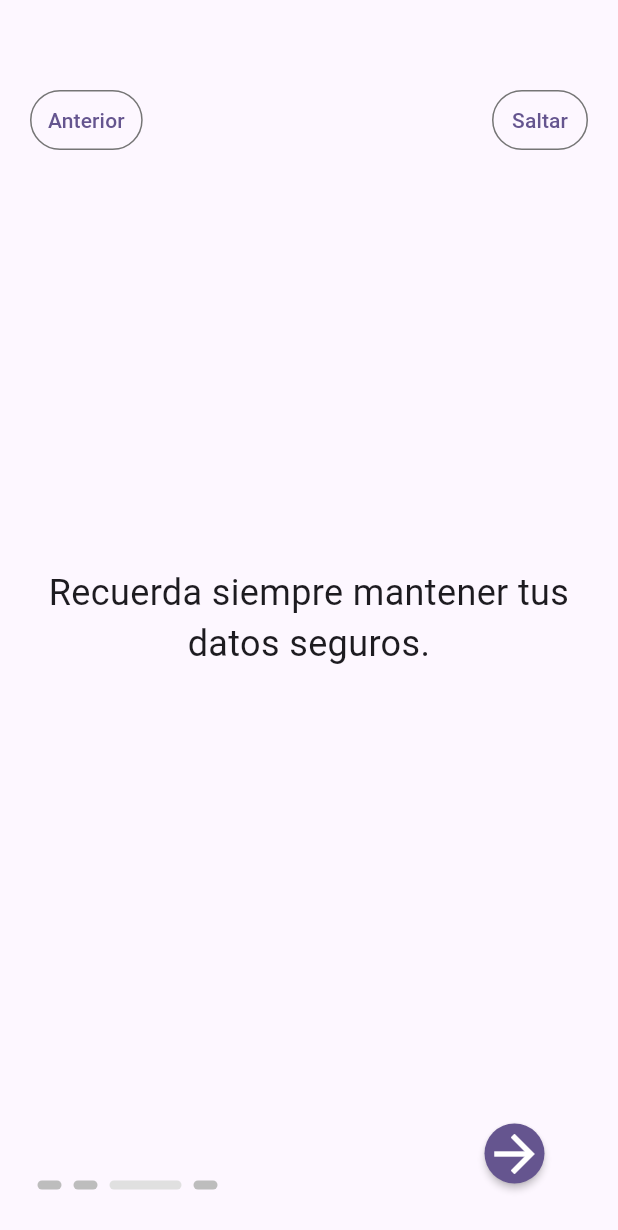
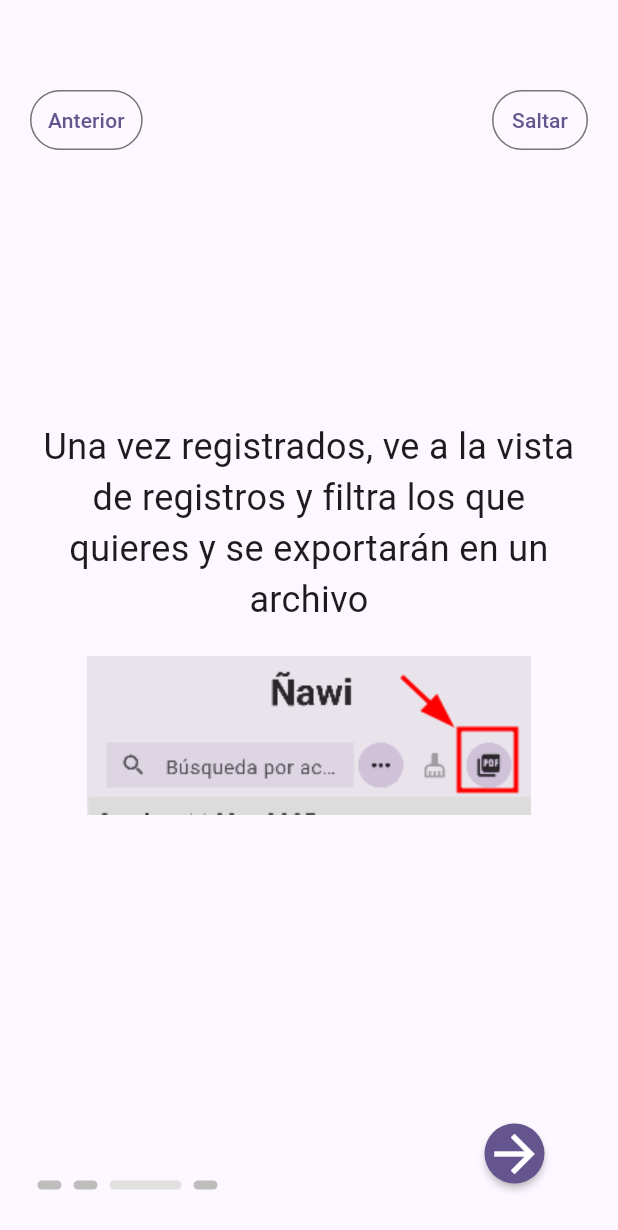
Before and after one commit to 4dominic888/NawiApp, a Flutter app: the screen it shows after launch, swiped to page 3, on a phone screen of 412 x 824 dp. Shown: the top 1230 px of the screen. Run offline on Flutter 3.47's test engine with Material 3 defaults, Android fonts, the phone set to English and light mode, and no system bars; drawn by our look-alikes of overlay_support, smooth_page_indicator; our stand-ins replace avatar_glow, awesome_dialog, date_field, drift, equatable, file_picker and 14 more; missing offline and left inert: drop_down_search_field, infinite_grouped_list, pdfrx, sqlite3; accounts and stored records are empty; generated files the repository leaves out were written again; statements that could not run were skipped.

Commit message:
tutorial beta pero funcional

```diff
--- a/lib/presentation/features/tutorial/screens/tutorial_screen.dart
+++ b/lib/presentation/features/tutorial/screens/tutorial_screen.dart
@@ -1,11 +1,19 @@
 import 'package:flutter/material.dart';
 import 'package:flutter_riverpod/flutter_riverpod.dart';
+import 'package:nawiapp/domain/models/classroom/entity/classroom.dart';
+import 'package:nawiapp/domain/models/register_book/entity/register_book_type.dart';
+import 'package:nawiapp/domain/models/register_book/summary/register_book_summary.dart';
+import 'package:nawiapp/domain/models/student/entity/student_age.dart';
+import 'package:nawiapp/domain/models/student/summary/student_summary.dart';
+import 'package:nawiapp/presentation/features/select_classroom/widgets/classroom_element.dart';
 import 'package:nawiapp/presentation/features/tutorial/providers/tutorial_slider_provider.dart';
 import 'package:nawiapp/presentation/features/tutorial/widgets/tutorial_dot_navigation.dart';
 import 'package:nawiapp/presentation/features/tutorial/widgets/tutorial_next_page_button.dart';
 import 'package:nawiapp/presentation/features/tutorial/widgets/tutorial_code_auth_slide_page.dart';
 import 'package:nawiapp/presentation/features/tutorial/widgets/tutorial_previous_page_button.dart';
 import 'package:nawiapp/presentation/features/tutorial/widgets/tutorial_skip_button.dart';
+import 'package:nawiapp/presentation/widgets/register_book_element.dart';
+import 'package:nawiapp/presentation/widgets/student_element.dart';
 
 class TutorialScreen extends ConsumerStatefulWidget {
   const TutorialScreen({super.key});
@@ -16,11 +24,19 @@ class TutorialScreen extends ConsumerStatefulWidget {
 
 class _TutorialScreenState extends ConsumerState<TutorialScreen> {
 
-  Widget _buildSlide(String text) {
+  Widget _buildSlide(String text, {Widget? children}) {
     return Center(
       child: Padding(
         padding: const EdgeInsets.all(24.0),
-        child: Text(text, style: const TextStyle(fontSize: 24), textAlign: TextAlign.center),
+        child: Column(
+          spacing: 20,
+          crossAxisAlignment: CrossAxisAlignment.center,
+          mainAxisAlignment: MainAxisAlignment.center,
+          children: [
+            Text(text, style: const TextStyle(fontSize: 24), textAlign: TextAlign.center),
+            ...[children ?? const SizedBox.shrink()]
+          ],
+        ),
       ),
     );
   }
@@ -38,8 +54,31 @@ class _TutorialScreenState extends ConsumerState<TutorialScreen> {
             onPageChanged: tutorialNotifier.onPageChanged,
             children: [
               _buildSlide('Bienvenido al tutorial.\nDesliz a la derecha para continuar ->'),
-              _buildSlide('Aquí aprenderás a usar la app.'),
-              _buildSlide('Recuerda siempre mantener tus datos seguros.'),
+
+              _buildSlide('Comienza creando una clase, luego estudiantes y finalmente los registros', children: Column(spacing: 10,
+                children: [
+                  ClassroomElement(item: Classroom(name: 'Clase Ejemplo'), preview: true),
+
+                  StudentElement(item: StudentSummary(
+                    id: '*', name: 'Pedro Pablo', age: StudentAge.fourYears
+                  ), isPreview: true),
+
+                  RegisterBookElement(item: RegisterBookSummary(
+                    id: '*',
+                    action: 'Pedro Pablo y Jose Miguel han jugado',
+                    createdAt: DateTime(2025, 8, 3),
+                    type: RegisterBookType.register,
+                    mentions: [
+                      StudentSummary(id: '*', name: 'Pedro Pablo', age: StudentAge.fourYears),
+                      StudentSummary(id: '*', name: 'Jose Miguel', age: StudentAge.fiveYears),
+                    ]
+                  ), isPreview: true)
+                ],
+              )),
+
+              _buildSlide('Una vez registrados, ve a la vista de registros y filtra los que quieres y se exportarán en un archivo',
+                children: Image.asset('assets/images/export_example.png'),
+              ),
               const TutorialCodeAuthSlidePage()
             ],
           ),
```
Also changed, not shown: lib/presentation/features/select_classroom/screens/select_classroom_screen.dart (+2 -5 lines), lib/presentation/features/select_classroom/widgets/classroom_element.dart (+5 -4 lines), lib/presentation/widgets/student_element.dart (+5 -3 lines).
